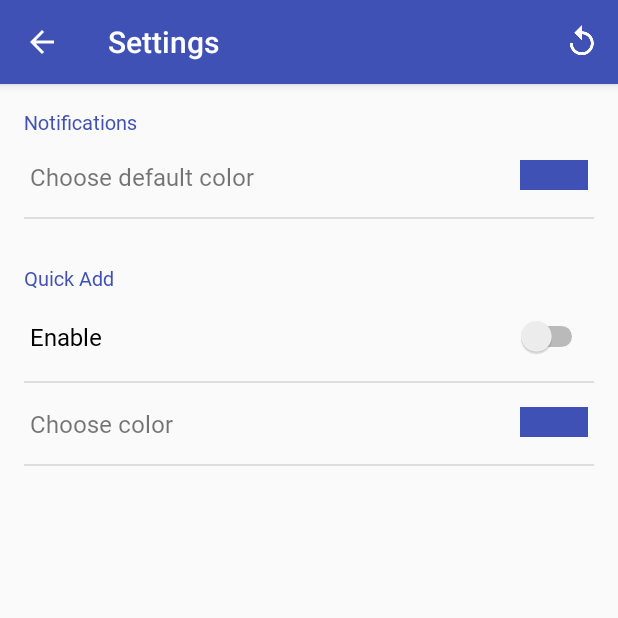
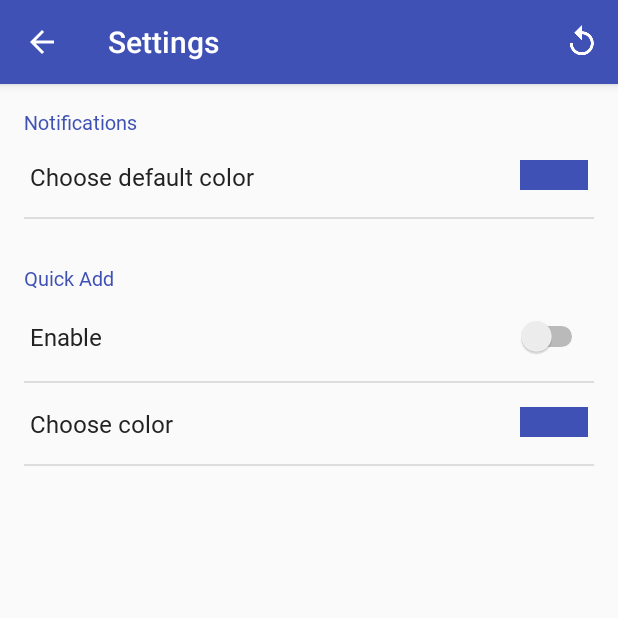
Before and after one commit to rulyox/MyNoti, an Android app: the SettingsActivity screen opened directly, with no data from a screen before it, on a phone screen of 412 x 824 dp, the top half of it. Run offline under Robolectric (Android 15) with nearby library versions, the phone set to English and light mode, and no system bars.

Commit message:
Added text color

```diff
--- a/app/src/main/java/zyon/notifier/adapter/NotificationAdapter.kt
+++ b/app/src/main/java/zyon/notifier/adapter/NotificationAdapter.kt
@@ -12,7 +12,7 @@ class NotificationAdapter(private val notificationList: ArrayList<Notification>?
 
     override fun onCreateViewHolder(viewGroup: ViewGroup, viewType: Int): NotificationViewHolder {
 
-        val view = LayoutInflater.from(viewGroup.context).inflate(R.layout.list_main, viewGroup, false)
+        val view = LayoutInflater.from(viewGroup.context).inflate(R.layout.item, viewGroup, false)
 
         return NotificationViewHolder(view, this)
 
--- a/app/src/main/res/layout/activity_set.xml
+++ b/app/src/main/res/layout/activity_set.xml
@@ -33,6 +33,7 @@
                 android:layout_width="wrap_content"
                 android:layout_height="wrap_content"
                 android:textSize="16sp"
+                android:textColor="@color/colorText"
                 android:fontFamily="@font/nanum_barun_gothic"
                 android:text="@string/set_noticolor" />
             <View
@@ -75,6 +76,7 @@
                 android:layout_width="match_parent"
                 android:layout_height="wrap_content"
                 android:textSize="16sp"
+                android:textColor="@color/colorText"
                 android:fontFamily="@font/nanum_barun_gothic"
                 android:text="@string/set_enableqa" />
         </LinearLayout>
@@ -98,6 +100,7 @@
                 android:layout_width="wrap_content"
                 android:layout_height="wrap_content"
                 android:textSize="16sp"
+                android:textColor="@color/colorText"
                 android:fontFamily="@font/nanum_barun_gothic"
                 android:text="@string/set_qacolor" />
             <View
--- a/app/src/main/res/layout/dialog_add.xml
+++ b/app/src/main/res/layout/dialog_add.xml
@@ -12,6 +12,7 @@
         android:layout_height="72dp"
 		android:gravity="center_vertical"
         android:textSize="21sp"
+		android:textColor="@color/colorText"
 		android:fontFamily="@font/nanum_barun_gothic_bold"
 		android:text="@string/dialog_title" />
 
@@ -54,6 +55,7 @@
 			android:layout_width="wrap_content"
 			android:layout_height="wrap_content"
 			android:textSize="18sp"
+			android:textColor="@color/colorText"
 			android:fontFamily="@font/nanum_barun_gothic"
 			android:text="@string/dialog_color" />
 
--- a/app/src/main/res/layout/dialog_edit.xml
+++ b/app/src/main/res/layout/dialog_edit.xml
@@ -12,6 +12,7 @@
         android:layout_height="72dp"
         android:gravity="center_vertical"
         android:textSize="21sp"
+        android:textColor="@color/colorText"
         android:fontFamily="@font/nanum_barun_gothic_bold"
         android:text="@string/main_modify" />
 
@@ -54,6 +55,7 @@
             android:layout_width="wrap_content"
             android:layout_height="wrap_content"
             android:textSize="18sp"
+            android:textColor="@color/colorText"
             android:fontFamily="@font/nanum_barun_gothic"
             android:text="@string/dialog_color" />
 
--- a/app/src/main/res/layout/list_main.xml
+++ b/app/src/main/res/layout/item.xml
@@ -27,6 +27,7 @@
             android:layout_width="wrap_content"
             android:layout_height="wrap_content"
             android:textSize="16sp"
+            android:textColor="@color/colorText"
             android:fontFamily="@font/nanum_barun_gothic_bold" />
 
         <Space
@@ -38,6 +39,7 @@
             android:layout_width="wrap_content"
             android:layout_height="wrap_content"
             android:textSize="14sp"
+            android:textColor="@color/colorText"
             android:fontFamily="@font/nanum_barun_gothic" />
 
     </LinearLayout>
--- a/app/src/main/res/values-night/colors.xml
+++ b/app/src/main/res/values-night/colors.xml
@@ -3,4 +3,5 @@
     <color name="colorPrimaryDark">#303F9F</color>
     <color name="colorAccent">#3F51B5</color>
     <color name="colorBackground">#222222</color>
+    <color name="colorText">#FAFAFA</color>
 </resources>
--- a/app/src/main/res/values/colors.xml
+++ b/app/src/main/res/values/colors.xml
@@ -3,4 +3,5 @@
     <color name="colorPrimaryDark">#303F9F</color>
     <color name="colorAccent">#3F51B5</color>
     <color name="colorBackground">#FAFAFA</color>
+    <color name="colorText">#222222</color>
 </resources>
```
